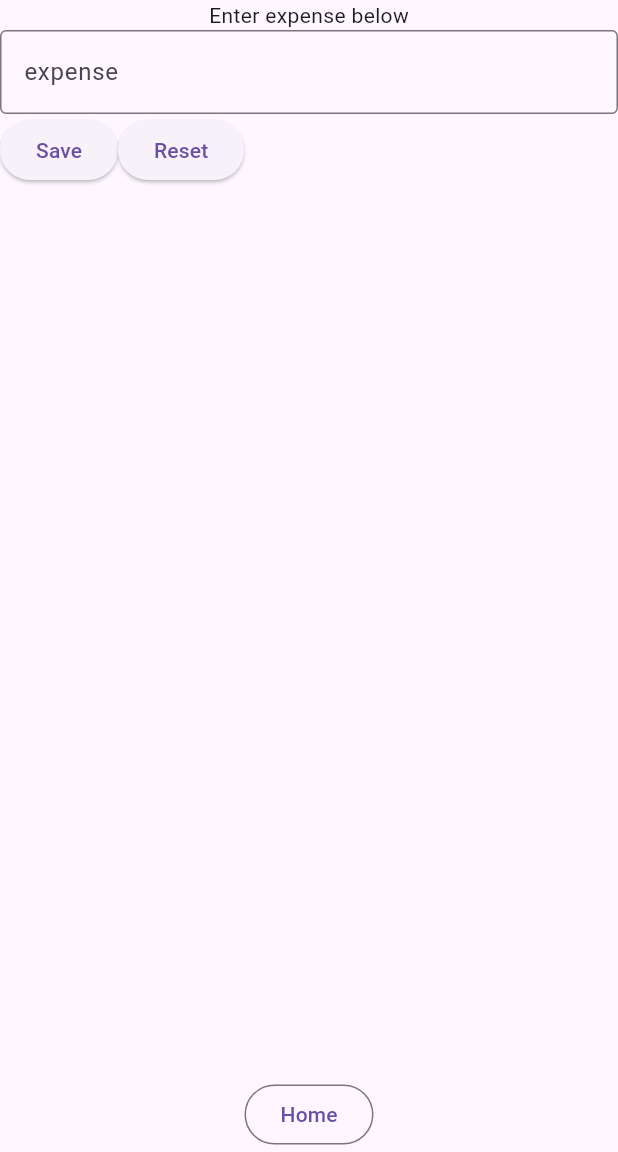
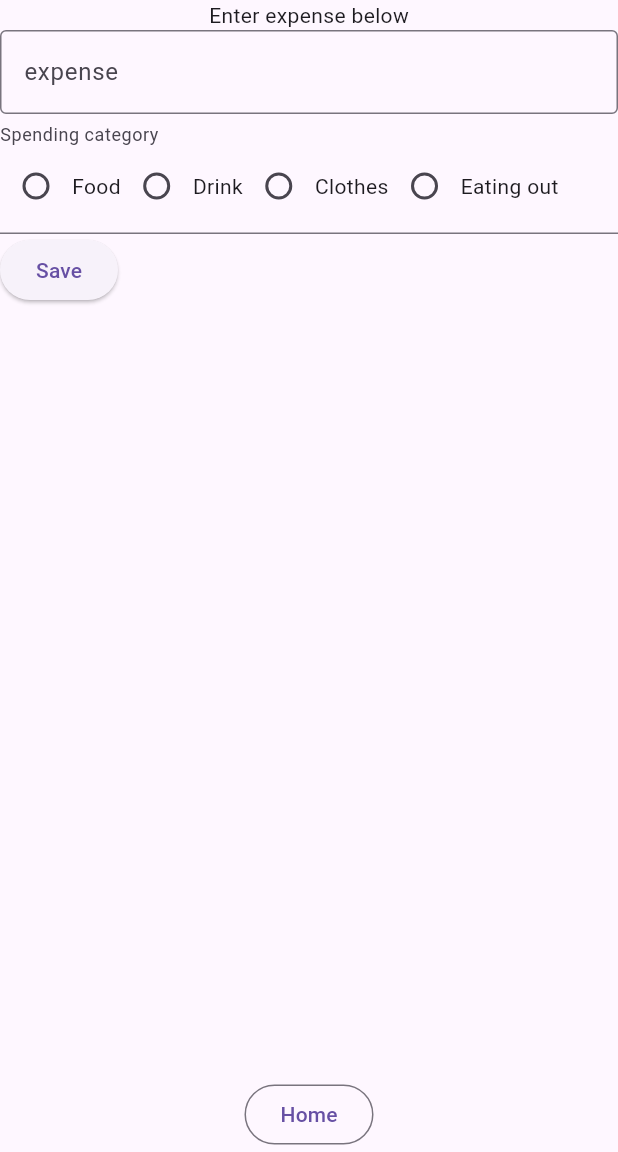
Before and after one commit to aarekr/personalfinancetracker, a Flutter app: the screen it shows after launch, after a tap on "Entry", on a phone screen of 412 x 824 dp, the part 84-1236 px from its top. Run offline on Flutter 3.47's test engine with Material 3 defaults, Android fonts, the phone set to English and light mode, and no system bars; drawn by our look-alikes of flutter_form_builder; our stand-ins replace form_builder_validators, get.

Commit message:
Spending category radio buttons

```diff
--- a/app/lib/main.dart
+++ b/app/lib/main.dart
@@ -4,6 +4,7 @@ import 'package:flutter_form_builder/flutter_form_builder.dart';
 import 'package:form_builder_validators/form_builder_validators.dart';
 
 void main() {
+  Get.lazyPut<ExpenseController>(() => ExpenseController());
   runApp(GetMaterialApp(
     initialRoute: "/",
     getPages: [
@@ -12,6 +13,17 @@ void main() {
       GetPage(name: "/summary", page: () => SummaryScreen()),
     ]
   ));
+}
+
+class ExpenseController {
+  final expenses = <String>[].obs;
+
+  void add(String expense) {
+    print("add expense function");
+    expenses.add(expense);
+    print("adding expense: ${expense}");
+    print("all expenses now: ${expenses}");
+  }
 }
 
 class HomeScreen extends StatelessWidget {
@@ -49,14 +61,18 @@ class HomeScreen extends StatelessWidget {
 
 class EntryScreen extends StatelessWidget {
   static final _formKey = GlobalKey<FormBuilderState>();
+  final expenseController = Get.find<ExpenseController>();
 
   _submit() {
-    _formKey.currentState?.saveAndValidate();
+    if (_formKey.currentState!.saveAndValidate()) {
+      expenseController.add(_formKey.currentState?.value["expense"]);
+      //_formKey.currentState?.reset();  // _clear();
+    }
   }
 
-  _clear() {
+  /*_clear() {
     _formKey.currentState?.reset();
-  }
+  }*/
 
   @override
   Widget build(BuildContext context) {
@@ -78,15 +94,23 @@ class EntryScreen extends StatelessWidget {
               autovalidateMode: AutovalidateMode.always,
               validator: FormBuilderValidators.compose([FormBuilderValidators.required()]),
             ),
+            FormBuilderRadioGroup(
+              decoration: InputDecoration(labelText: 'Spending category'),
+              name: 'category',
+              validator: FormBuilderValidators.required(),
+              options: ['Food', 'Drink', 'Clothes', 'Eating out']
+                .map((item) => FormBuilderFieldOption(value: item))
+                .toList(growable: false),
+            ),
             Row(children: [
               ElevatedButton(
                 onPressed: _submit,
                 child: Text("Save"),
               ),
-              ElevatedButton(
+              /*ElevatedButton(
                 onPressed: _clear,
                 child: Text("Reset"),
-              ),
+              ),*/
             ]),
           ],
         ),
```
